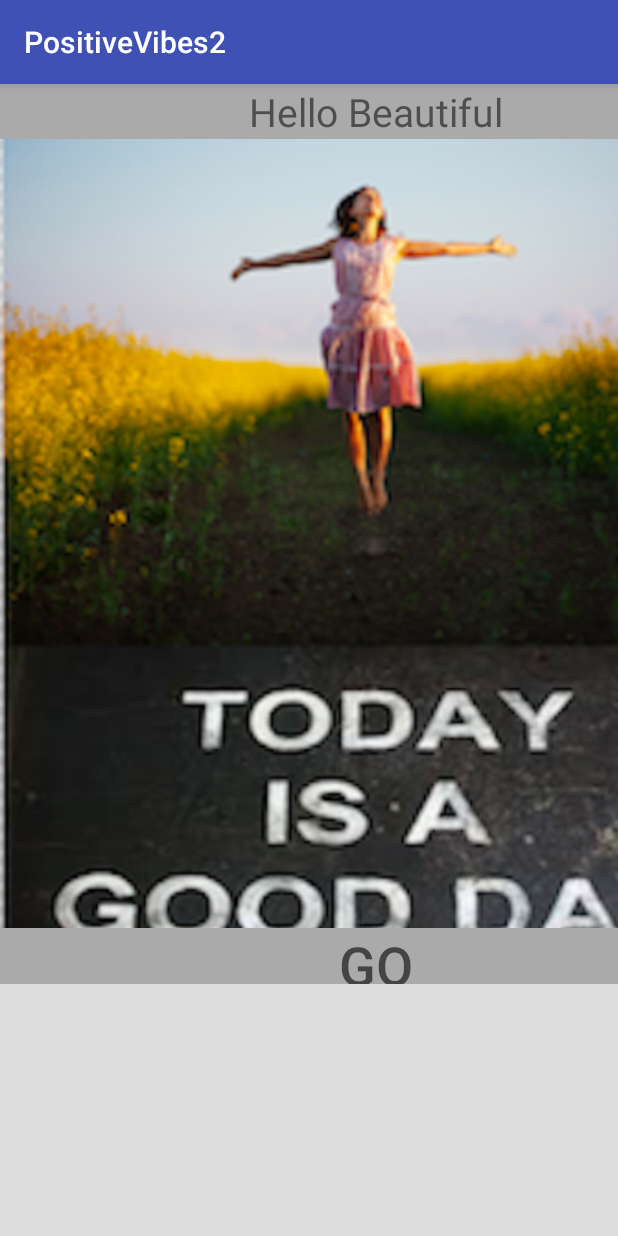
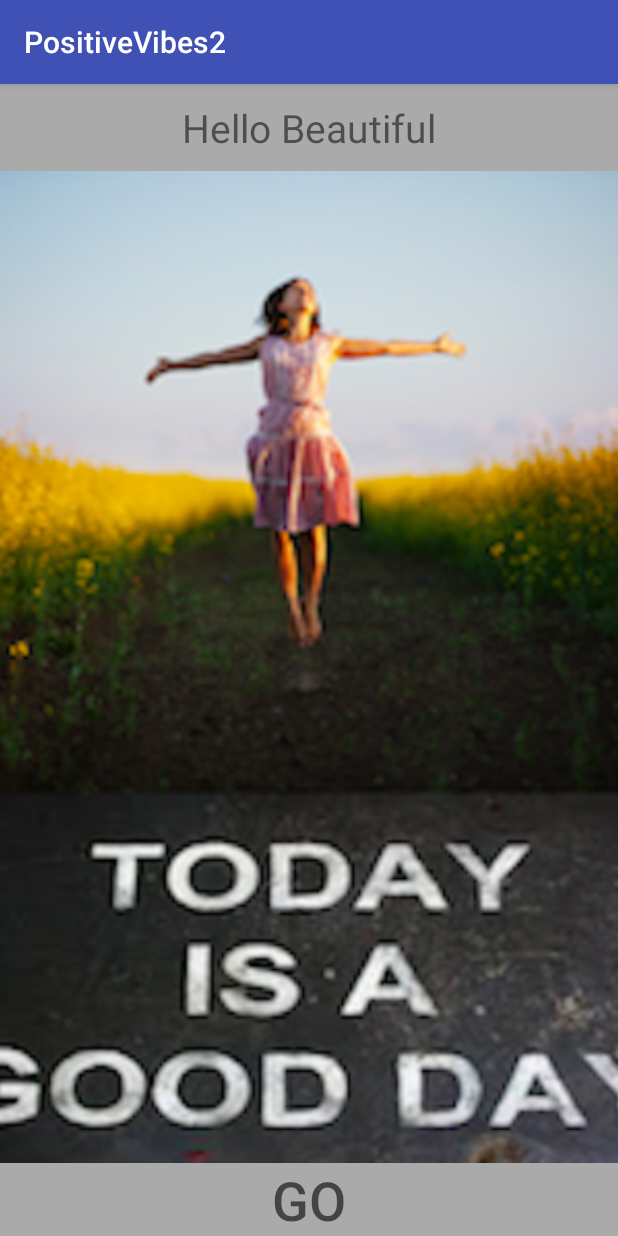
Before and after one commit to ahlamcpp/PositiveVibes2, an Android app: the screen it shows after launch (MainActivity), on a phone screen of 412 x 824 dp. Run offline under Robolectric (Android 15) with nearby library versions, the phone set to English and light mode, and no system bars.

Commit message:
info added

```diff
--- a/app/src/main/java/myproject/positivevibes2/MainActivity.java
+++ b/app/src/main/java/myproject/positivevibes2/MainActivity.java
@@ -8,9 +8,6 @@ import android.widget.Button;
 import android.widget.ImageView;
 import android.widget.TextView;
 
-/**
- * Created by macbook on 4/22/17.
- */
 
 public class MainActivity extends AppCompatActivity {
 
--- a/app/src/main/res/layout/activity_main.xml
+++ b/app/src/main/res/layout/activity_main.xml
@@ -1,32 +1,13 @@
-<?xml version="1.0" encoding="utf-8"?>
-<android.support.constraint.ConstraintLayout
-    xmlns:android="http://schemas.android.com/apk/res/android"
-    xmlns:app="http://schemas.android.com/apk/res-auto"
+<LinearLayout xmlns:android="http://schemas.android.com/apk/res/android"
     xmlns:tools="http://schemas.android.com/tools"
     android:layout_width="match_parent"
     android:layout_height="match_parent"
-    android:background="?attr/colorControlHighlight"
-    tools:context="myproject.positivevibes2.MainActivity"
-    tools:layout_editor_absoluteY="81dp"
-    tools:layout_editor_absoluteX="0dp">
-
-
-    <LinearLayout
-        xmlns:android="http://schemas.android.com/apk/res/android"
-        xmlns:tools="http://schemas.android.com/tools"
-        android:layout_width="501dp"
-        android:layout_height="600dp"
     android:orientation="vertical"
     tools:ignore="MissingConstraints"
     tools:layout_editor_absoluteX="8dp"
     tools:layout_editor_absoluteY="8dp">
 
 
-        <LinearLayout
-            android:layout_width="match_parent"
-            android:layout_height="0dp"
-            android:layout_weight="6"
-            android:orientation="vertical">
 
 
     <TextView
@@ -34,7 +15,7 @@
         android:layout_width="match_parent"
         android:layout_height="0dp"
         android:layout_gravity="center"
-                android:layout_weight="8"
+        android:layout_weight="4.43"
         android:background="@android:color/darker_gray"
         android:gravity="center"
         android:text="@string/hello_beautiful"
@@ -42,13 +23,6 @@
         tools:ignore="NestedWeights" />
 
 
-        </LinearLayout>
-
-        <LinearLayout
-            android:layout_width="match_parent"
-            android:layout_height="0dp"
-            android:layout_weight="85"
-            android:orientation="vertical">
 
     <ImageView
         android:id="@+id/imageView1"
@@ -61,14 +35,6 @@
         tools:ignore="ContentDescription,NestedWeights" />
 
 
-        </LinearLayout>
-
-
-        <LinearLayout
-            android:layout_width="match_parent"
-            android:layout_height="0dp"
-            android:layout_weight="6"
-            android:orientation="vertical">
 
     <Button
         android:id="@+id/button1"
@@ -80,7 +46,7 @@
         android:textColor="?android:attr/textColorHint"
         android:textColorLink="@android:color/darker_gray"
         android:textSize="36sp" />
-        </LinearLayout>
 
 
-    </LinearLayout></android.support.constraint.ConstraintLayout>
+
+ </LinearLayout>
```
Lines whose indentation alone changed are shown as unchanged.
